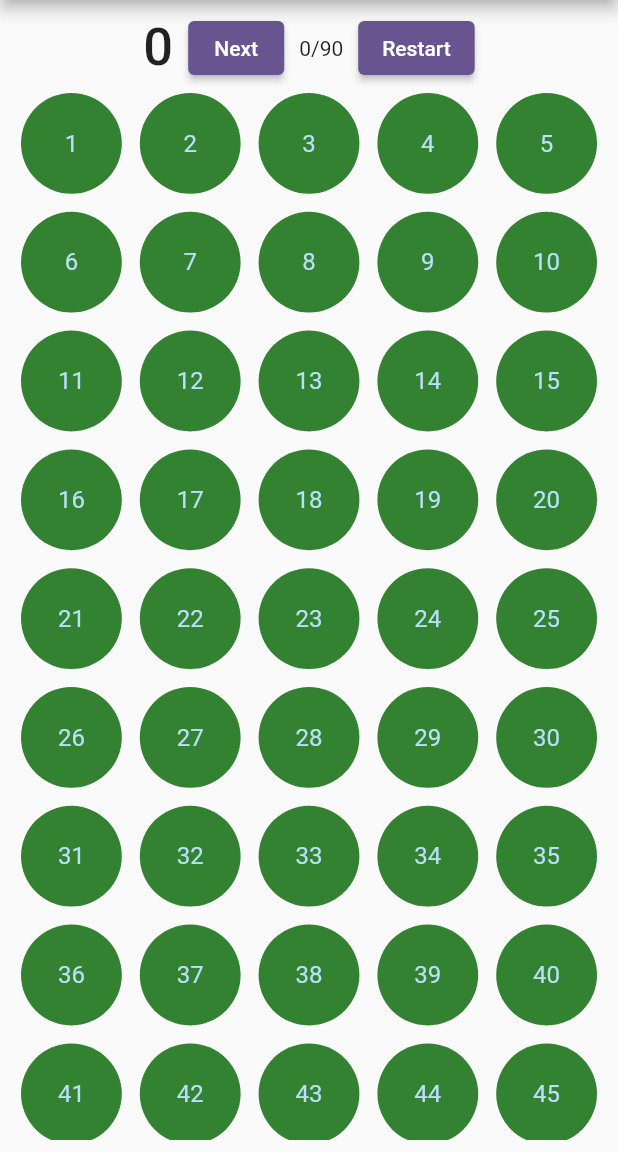
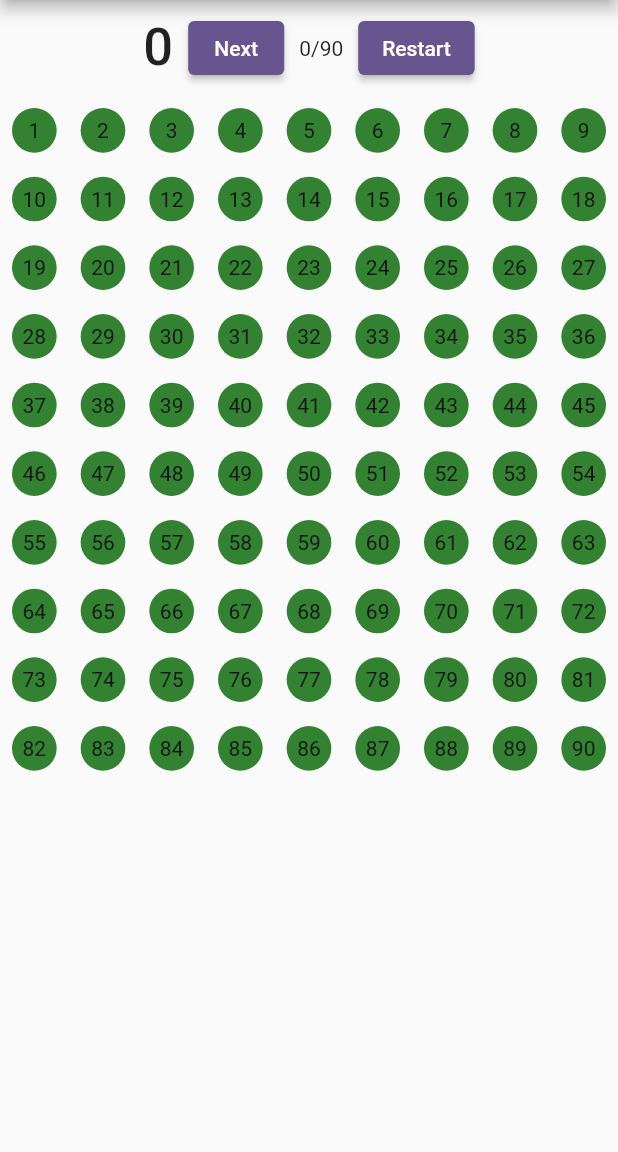
Before and after one commit to vipullal-github/Bingo-Number-Generator, a Flutter app: the screen it shows after launch, after a tap on "Start new game", on a phone screen of 412 x 824 dp, the part 84-1236 px from its top. Run offline on Flutter 3.47's test engine with Material 2 defaults, Android fonts, the phone set to English and light mode, and no system bars.

Commit message:
Addd witty sayings

```diff
--- a/lib/app_data.dart
+++ b/lib/app_data.dart
@@ -13,6 +13,101 @@ enum GameState {
   gameStateGameOver
 }
 
+// from https://en.wikipedia.org/wiki/List_of_British_bingo_nicknames
+// all rights acknowledged
+Map<int, String> whittyQuotes = {
+  1: "All by itself, number 1",
+  2: "One little duck.",
+  3: "Cup of tea",
+  4: "Knock at the door",
+  5: "Man alive",
+  6: "Half a dozen",
+  7: "Lucky number",
+  8: "One Fat Lady",
+  9: "Doctor's orders",
+  10: "A big fat hen",
+  11: "All the leggs, number eleven",
+  12: "One dozen",
+  13: "Unlucky for some, number thirteen",
+  14: "Valentine's Day",
+  15: "Young and keen, number fifteen",
+  16: "Sweet 16",
+  17: "Dancing Queen, number seventeen",
+  18: "Get your drivers lisence, number eighteen.",
+  19: "Last of the teens, number nineteen",
+  20: "",
+  21: "Royal salute",
+  22: "Two ittle ducks",
+  23: "Three and me",
+  24: "Two dozzen",
+  25: "Duck and Dive",
+  26: "Pick and mix, number 26",
+  27: "Gateway to heaven",
+  28: "Overweight, number 28",
+  29: "Rise and shine, number 29",
+  30: "Dirty Gertie",
+  31: "Get up and run, number 31",
+  32: "Buckle my shoe, number 32",
+  33: "Dirty knee, number 33",
+  34: "The house with the bamboo door, number 34",
+  35: "Jump and Jive",
+  36: "Three dozzen",
+  37: "More than 11",
+  38: "Christmas cake",
+  39: "",
+  40: "Life begins at 40",
+  41: "Time for fun, number 41",
+  42: "Winnie the Pooh",
+  43: "Down on your knees",
+  44: "Droopy Drawers",
+  45: "Halfway there",
+  46: "Up to tricks",
+  47: "Four and seven",
+  48: "Four dozzen",
+  49: "PC",
+  50: "Half a century",
+  51: "Tweak of the thumb",
+  52: "Deck of cards",
+  53: "Stuck in the tree",
+  54: "Man at the door",
+  55: "All the fives",
+  56: "",
+  57: "",
+  58: "Make them wait",
+  59: "",
+  60: "Five dozen",
+  61: "Bakers bun",
+  62: "Turn the screw",
+  63: "Tickle me",
+  64: "Almost retired",
+  65: "Old age pension",
+  66: "Clickety click",
+  67: "Stairway to Heaven",
+  68: "Pick a mate",
+  69: "Either way up",
+  70: "Three score and 10",
+  71: "Bang on the drum",
+  72: "Six dozen",
+  73: "Queen bee",
+  74: "Hit the floor",
+  75: "Strive and strive[",
+  76: "",
+  77: "",
+  78: "Heaven's gate",
+  79: "One more time",
+  80: "Eight and blank",
+  81: "Fat lady with a walking stick",
+  82: "Straight on through",
+  83: "Time for tea",
+  84: "Give me more",
+  85: "Staying alive",
+  86: "Between the sticks",
+  87: "Two fat ladies",
+  88: "",
+  89: "",
+  90: "Top of the shop",
+};
+
 class AppData with ChangeNotifier {
   final int numberOfBalls = 90;
   List<BingoBall> ballsSet = [];
@@ -21,7 +116,19 @@ class AppData with ChangeNotifier {
   GameState get gameState => _gameState;
 
   int _currentBallPosition = 0;
-  Map<int, bool> flags = {};
+  Map<int, bool> flags =
+      {}; // Using Map instead of BitSet because BitSet is not supported on Web
+
+  int _lastNumber = 0;
+  int get lastNumber => _lastNumber;
+
+  String getWhittySaying() {
+    int b = getCurrentBallPicked();
+    if (b == 0) {
+      return "";
+    }
+    return whittyQuotes[b] ?? "";
+  }
 
   // --------------------------------
   void initSelf() {
@@ -81,7 +188,6 @@ class AppData with ChangeNotifier {
     if (_currentBallPosition != -1) {
       return ballsSet[_currentBallPosition].value;
     } else {
-      print("Illegal call to get currentBall when game not running");
       return 0;
     }
   }
--- a/lib/bingo_ball_list.dart
+++ b/lib/bingo_ball_list.dart
@@ -11,18 +11,26 @@ class BingoBallList extends StatelessWidget {
     Color selectedColor = const Color.fromRGBO(0, 100, 0, 0.8);
     Color unSelectedColor = const Color.fromARGB(153, 115, 142, 14);
     Map<int, bool> flags = provider.flags;
-    return GridView.count(
-      crossAxisCount: 5,
+    return GridView.extent(
+      //crossAxisCount: 5,
+      maxCrossAxisExtent: 32.0,
+      crossAxisSpacing: 16.0,
+      mainAxisSpacing: 16.0,
       children: List.generate(
         provider.ballsSet.length,
         (index) {
           int idx = index + 1; // Numbers are 1 based.
-          return Padding(
-            padding: const EdgeInsets.all(6.0),
-            child: CircleAvatar(
-                maxRadius: 32,
-                backgroundColor: flags[idx]! ? unSelectedColor : selectedColor,
-                child: Text("$idx")),
+          return Container(
+            decoration: BoxDecoration(
+              shape: BoxShape.circle,
+              color: flags[idx]! ? unSelectedColor : selectedColor,
+            ),
+            child: Center(
+              child: Padding(
+                padding: const EdgeInsets.all(6.0),
+                child: Text("$idx"),
+              ),
+            ),
           );
         },
       ),
--- a/lib/game_page.dart
+++ b/lib/game_page.dart
@@ -1,11 +1,11 @@
 import 'package:bingo_app/bingo_ball_list.dart';
+import 'package:bingo_app/witty_text_widget.dart';
 import 'package:bingo_app/spinner_widget.dart';
 import 'package:flutter/material.dart';
 import 'package:flutter/scheduler.dart';
 import 'package:provider/provider.dart';
 
 import 'app_data.dart';
-
 
 // copy funny BingoCalling from https://en.wikipedia.org/wiki/List_of_British_bingo_nicknames
 
@@ -46,6 +46,7 @@ class GamePage extends StatelessWidget {
           SpinnerWidget(
             provider: provider,
           ),
+          WittyTextWidget(provider: provider),
           Expanded(child: BingoBallList(provider: provider)),
         ],
       ),
--- /dev/null
+++ b/lib/witty_text_widget.dart
@@ -0,0 +1,15 @@
+import 'package:flutter/material.dart';
+import 'app_data.dart';
+
+class WittyTextWidget extends StatelessWidget {
+  final AppData provider;
+
+  const WittyTextWidget({super.key, required this.provider});
+
+  @override
+  Widget build(BuildContext context) {
+    return Align(
+        alignment: Alignment.centerLeft,
+        child: Text(provider.getWhittySaying()));
+  }
+}
```
